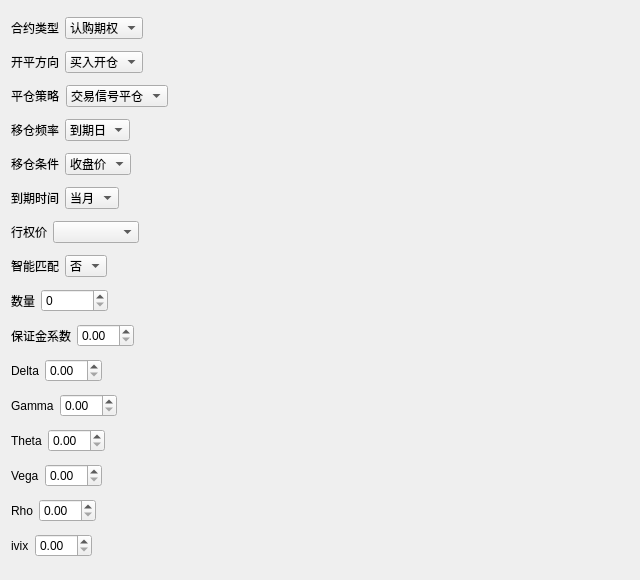
Before: the Qt Designer form ui/backtest_option_contract.ui in fj11/backtesters, drawn with Qt 5.
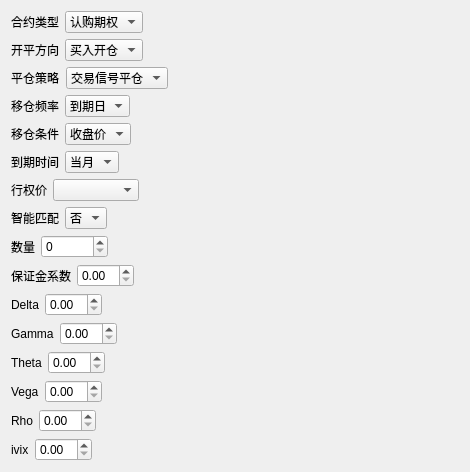
After: the same form once the commit is applied. Icons and pictures are not drawn.

What changed in the file:
```diff
--- a/ui/backtest_option_contract.ui
+++ b/ui/backtest_option_contract.ui
@@ -6,8 +6,8 @@
    <rect>
     <x>0</x>
     <y>0</y>
-    <width>640</width>
-    <height>580</height>
+    <width>470</width>
+    <height>460</height>
    </rect>
   </property>
   <property name="windowTitle">
```
